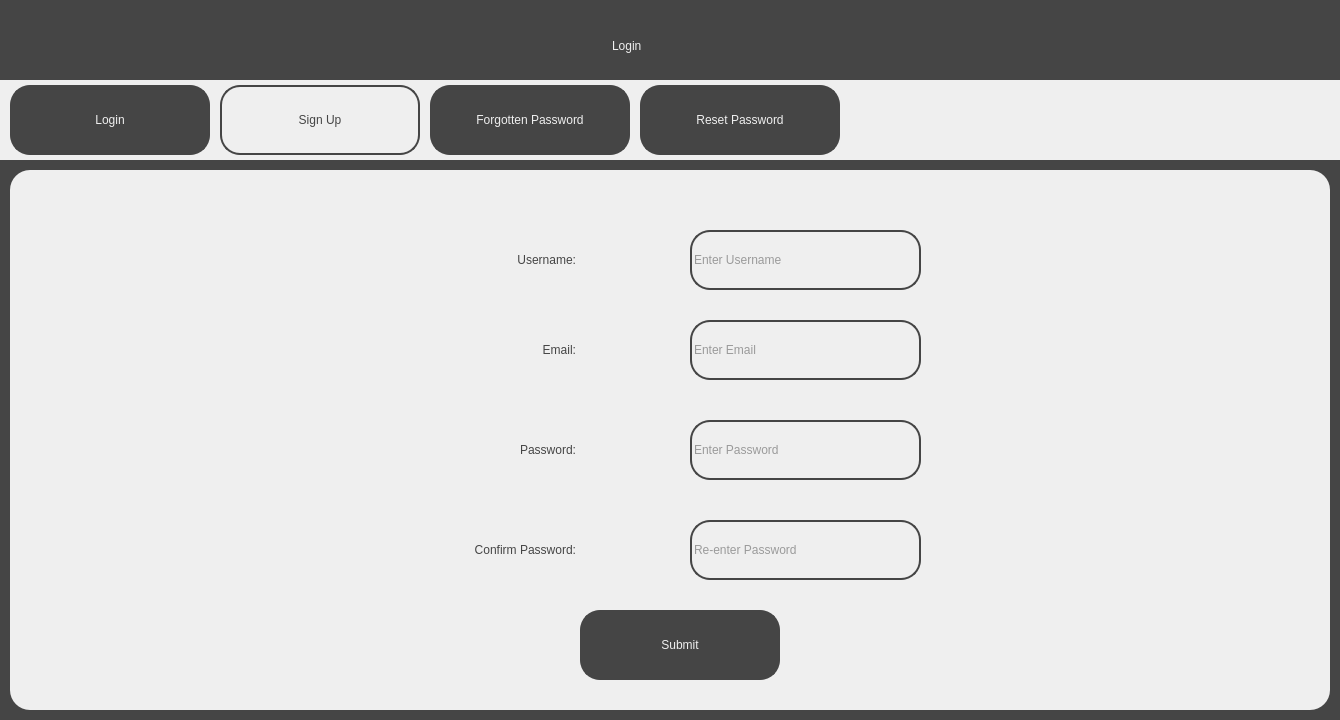
This is src/ui/login_screens/signup.ui in jackm245/Riemann-Hypothesis as Qt 5 draws it before an edit. The edited form follows.
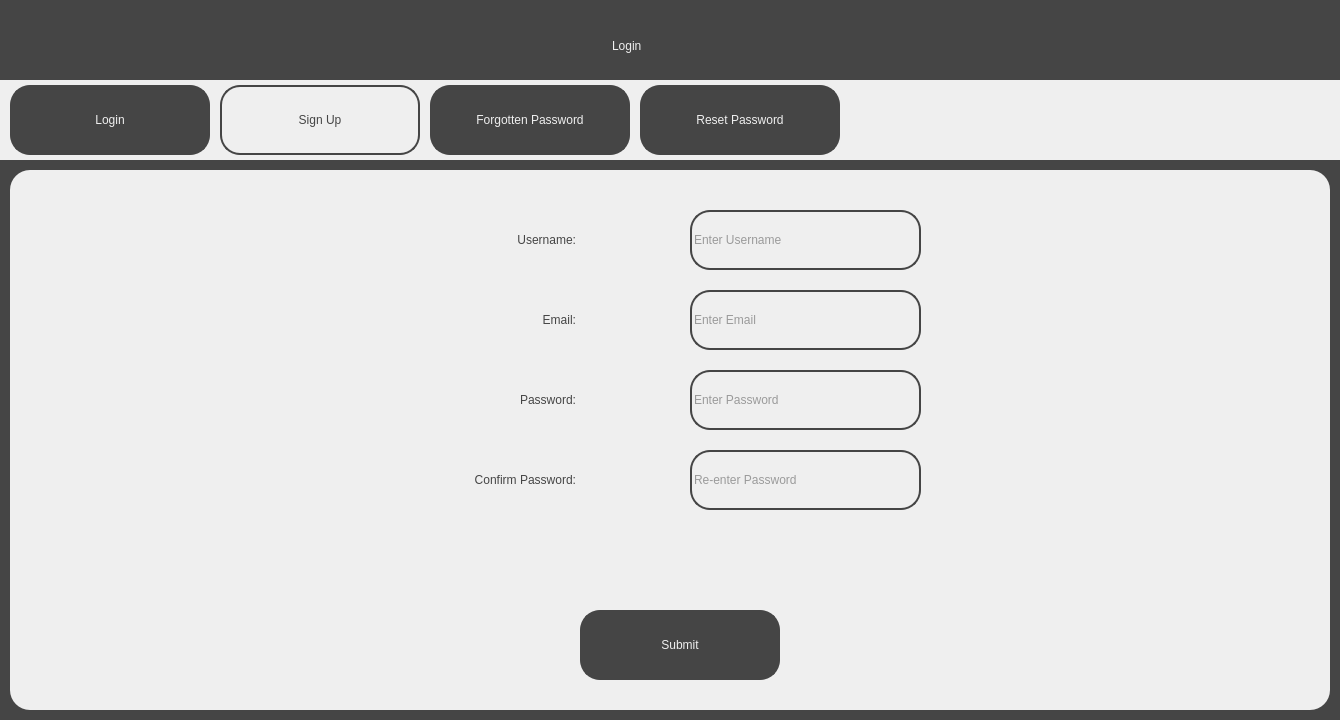
This is the edited form.

What changed in the file:
```diff
--- a/src/ui/login_screens/signup.ui
+++ b/src/ui/login_screens/signup.ui
@@ -170,7 +170,7 @@
      <property name="geometry">
       <rect>
        <x>270</x>
-       <y>60</y>
+       <y>40</y>
        <width>301</width>
        <height>61</height>
       </rect>
@@ -187,7 +187,7 @@
      <property name="geometry">
       <rect>
        <x>290</x>
-       <y>150</y>
+       <y>120</y>
        <width>281</width>
        <height>61</height>
       </rect>
@@ -204,7 +204,7 @@
      <property name="geometry">
       <rect>
        <x>680</x>
-       <y>60</y>
+       <y>40</y>
        <width>231</width>
        <height>60</height>
       </rect>
@@ -231,7 +231,7 @@
      <property name="geometry">
       <rect>
        <x>680</x>
-       <y>150</y>
+       <y>120</y>
        <width>231</width>
        <height>60</height>
       </rect>
@@ -285,7 +285,7 @@
      <property name="geometry">
       <rect>
        <x>290</x>
-       <y>250</y>
+       <y>200</y>
        <width>281</width>
        <height>61</height>
       </rect>
@@ -302,7 +302,7 @@
      <property name="geometry">
       <rect>
        <x>680</x>
-       <y>250</y>
+       <y>200</y>
        <width>231</width>
        <height>60</height>
       </rect>
@@ -332,7 +332,7 @@
      <property name="geometry">
       <rect>
        <x>260</x>
-       <y>350</y>
+       <y>280</y>
        <width>311</width>
        <height>61</height>
       </rect>
@@ -349,7 +349,7 @@
      <property name="geometry">
       <rect>
        <x>680</x>
-       <y>350</y>
+       <y>280</y>
        <width>231</width>
        <height>60</height>
       </rect>
@@ -375,6 +375,23 @@
       <string>Re-enter Password</string>
      </property>
     </widget>
+    <widget class="QLabel" name="ErrorLabel">
+     <property name="geometry">
+      <rect>
+       <x>365</x>
+       <y>350</y>
+       <width>611</width>
+       <height>71</height>
+      </rect>
+     </property>
+     <property name="styleSheet">
+      <string notr="true">color: rgb(255, 0, 0);
+font: 18pt &quot;Sans Serif&quot;;</string>
+     </property>
+     <property name="text">
+      <string>&lt;html&gt;&lt;head/&gt;&lt;body&gt;&lt;p align=&quot;center&quot;&gt;&lt;br/&gt;&lt;/p&gt;&lt;/body&gt;&lt;/html&gt;</string>
+     </property>
+    </widget>
    </widget>
   </widget>
  </widget>
```
